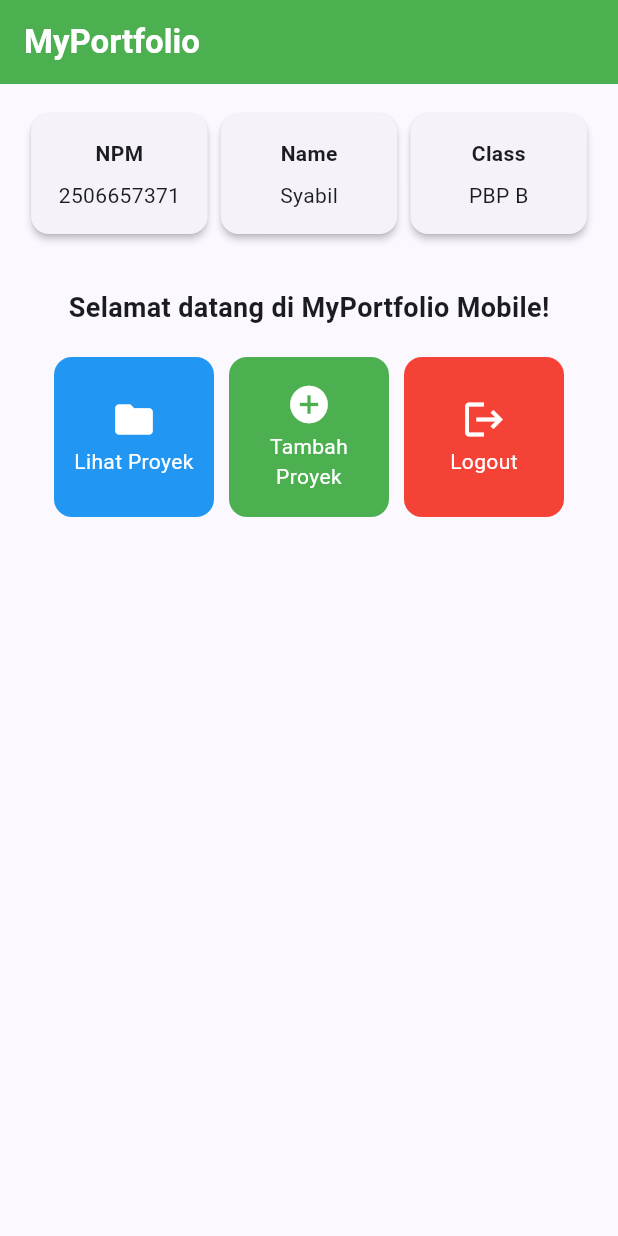
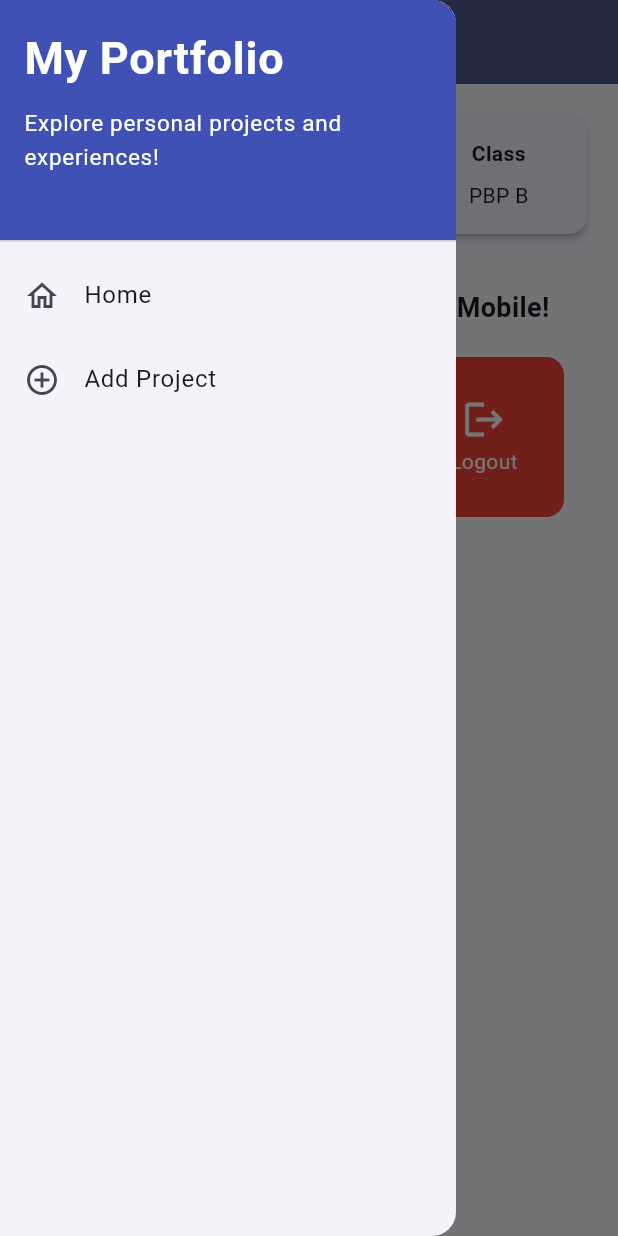
Before and after one commit to Syabilwafi/myportofolio-mobile, a Flutter app: the screen it shows after launch, with the side drawer open (before the commit the screen has no drawer), on a phone screen of 412 x 824 dp. Run offline on Flutter 3.47's test engine with Material 3 defaults, Android fonts, the phone set to English and light mode, and no system bars; our stand-ins replace material_ui.

Commit message:
chore: implement project form, add navigation and drawer components

```diff
--- a/lib/main.dart
+++ b/lib/main.dart
@@ -1,5 +1,5 @@
-import 'package:flutter/material.dart';
-import 'package:myportofolio_mobile/menu.dart';
+import 'package:material_ui/material_ui.dart';
+import 'package:myportofolio_mobile/screens/menu.dart';
 
 void main() {
   runApp(const MyApp());
--- a/lib/menu.dart
+++ b/lib/menu.dart
@@ -1,4 +1,5 @@
 import 'package:flutter/material.dart';
+import 'package:myportofolio_mobile/widgets/left_drawer.dart';
 
 class ItemHomepage {
   final String name;
@@ -32,8 +33,10 @@ class MyHomePage extends StatelessWidget {
               fontWeight: FontWeight.bold,
             ),
           ),
-        backgroundColor: Colors.green,
+          backgroundColor: Theme.of(context).colorScheme.primary,
+          iconTheme: const IconThemeData(color: Colors.white)
       ),
+      drawer: const LeftDrawer(),
       body: Padding(
         padding: const EdgeInsets.all(16.0),
         child: Column(
--- /dev/null
+++ b/lib/screens/menu.dart
@@ -0,0 +1,107 @@
+import 'package:material_ui/material_ui.dart';
+import 'package:myportofolio_mobile/widgets/left_drawer.dart';
+import 'package:myportofolio_mobile/widgets/project_card.dart';
+
+class MyHomePage extends StatelessWidget {
+  const MyHomePage({super.key});
+
+  final String npm = "2506657371";
+  final String nama = "Syabil";
+  final String kelas = "PBP B";
+
+  final List<ItemHomepage> items = const [
+    ItemHomepage("Lihat Proyek", Icons.folder, Colors.blue),
+    ItemHomepage("Tambah Proyek", Icons.add_circle, Colors.green),
+    ItemHomepage("Logout", Icons.logout, Colors.red),
+  ];
+
+  @override
+  Widget build(BuildContext context) {
+    return Scaffold(
+      appBar: AppBar(
+        title: const Text(
+          'MyPortfolio',
+          style: TextStyle(
+            color: Colors.white,
+            fontWeight: FontWeight.bold,
+          ),
+        ),
+        backgroundColor: Theme.of(context).colorScheme.primary,
+        iconTheme: const IconThemeData(color: Colors.white),
+      ),
+      drawer: const LeftDrawer(),
+      body: Padding(
+        padding: const EdgeInsets.all(16.0),
+        child: Column(
+          crossAxisAlignment: CrossAxisAlignment.center,
+          children: [
+            Row(
+              mainAxisAlignment: MainAxisAlignment.spaceEvenly,
+              children: [
+                InfoCard(title: 'NPM', content: npm),
+                InfoCard(title: 'Name', content: nama),
+                InfoCard(title: 'Class', content: kelas),
+              ],
+            ),
+            const SizedBox(height: 16.0),
+            Center(
+              child: Column(
+                children: [
+                  const Padding(
+                    padding: EdgeInsets.only(top: 16.0),
+                    child: Text(
+                      'Selamat datang di MyPortfolio Mobile!',
+                      style: TextStyle(
+                        fontWeight: FontWeight.bold,
+                        fontSize: 18.0,
+                      ),
+                    ),
+                  ),
+                  GridView.count(
+                    primary: true,
+                    padding: const EdgeInsets.all(20),
+                    crossAxisSpacing: 10,
+                    mainAxisSpacing: 10,
+                    crossAxisCount: 3,
+                    shrinkWrap: true,
+                    children: items.map((ItemHomepage item) {
+                      return ItemCard(item);
+                    }).toList(),
+                  ),
+                ],
+              ),
+            ),
+          ],
+        ),
+      ),
+    );
+  }
+}
+
+class InfoCard extends StatelessWidget {
+  final String title;
+  final String content;
+
+  const InfoCard({super.key, required this.title, required this.content});
+
+  @override
+  Widget build(BuildContext context) {
+    return Card(
+      elevation: 2.0,
+      child: Container(
+        width: MediaQuery.of(context).size.width / 3.5,
+        padding: const EdgeInsets.all(16.0),
+        child: Column(
+          children: [
+            Text(
+              title,
+              style: const TextStyle(fontWeight: FontWeight.bold),
+            ),
+            const SizedBox(height: 8.0),
+            Text(content),
+          ],
+        ),
+      ),
+    );
+  }
+}
--- /dev/null
+++ b/lib/widgets/left_drawer.dart
@@ -0,0 +1,69 @@
+import 'package:material_ui/material_ui.dart';
+import 'package:myportofolio_mobile/screens/menu.dart';
+import 'package:myportofolio_mobile/screens/project_form.dart';
+
+class LeftDrawer extends StatelessWidget {
+  const LeftDrawer({super.key});
+
+  @override
+  Widget build(BuildContext context) {
+    return Drawer(
+      child: ListView(
+        children: [
+          const DrawerHeader(
+            decoration: BoxDecoration(
+              color: Colors.indigo,
+            ),
+            child: Column(
+              crossAxisAlignment: CrossAxisAlignment.start,
+              children: [
+                Text(
+                  'My Portfolio',
+                  style: TextStyle(
+                    fontSize: 30,
+                    fontWeight: FontWeight.bold,
+                    color: Colors.white,
+                  ),
+                ),
+                SizedBox(height: 10),
+                Text(
+                  'Explore personal projects and experiences!',
+                  style: TextStyle(
+                    fontSize: 15,
+                    color: Colors.white,
+                  ),
+                ),
+              ],
+            ),
+          ),
+          ListTile(
+            leading: const Icon(Icons.home_outlined),
+            title: const Text('Home'),
+            // Navigasi ke halaman utama portofolio
+            onTap: () {
+              Navigator.pushReplacement(
+                context,
+                MaterialPageRoute(
+                  builder: (context) => const MyHomePage(),
+                ),
+              );
+            },
+          ),
+          ListTile(
+            leading: const Icon(Icons.add_circle_outline),
+            title: const Text('Add Project'),
+            // Navigasi ke halaman tambah proyek
+            onTap: () {
+              Navigator.pushReplacement(
+                context,
+                MaterialPageRoute(
+                  builder: (context) => const ProjectFormPage(),
+                ),
+              );
+            },
+          ),
+        ],
+      ),
+    );
+  }
+}
--- /dev/null
+++ b/lib/widgets/project_card.dart
@@ -0,0 +1,65 @@
+import 'package:material_ui/material_ui.dart';
+import 'package:myportofolio_mobile/screens/project_form.dart';
+
+class ItemHomepage {
+  final String name;
+  final IconData icon;
+  final Color color;
+
+  const ItemHomepage(this.name, this.icon, this.color);
+}
+
+class ItemCard extends StatelessWidget {
+  final ItemHomepage item;
+
+  const ItemCard(this.item, {super.key});
+
+  @override
+  Widget build(BuildContext context) {
+    return Material(
+      color: item.color,
+      borderRadius: BorderRadius.circular(12),
+      child: InkWell(
+        onTap: () {
+          // Memunculkan SnackBar ketika diklik
+          ScaffoldMessenger.of(context)
+            ..hideCurrentSnackBar()
+            ..showSnackBar(
+              SnackBar(content: Text("Kamu menekan tombol ${item.name}!")),
+            );
+
+          // Navigate ke halaman yang sesuai
+          if (item.name == "Tambah Proyek") {
+            Navigator.push(
+              context,
+              MaterialPageRoute(
+                builder: (context) => const ProjectFormPage(),
+              ),
+            );
+          }
+        },
+        child: Container(
+          padding: const EdgeInsets.all(8),
+          child: Center(
+            child: Column(
+              mainAxisAlignment: MainAxisAlignment.center,
+              children: [
+                Icon(
+                  item.icon,
+                  color: Colors.white,
+                  size: 30.0,
+                ),
+                const SizedBox(height: 3),
+                Text(
+                  item.name,
+                  textAlign: TextAlign.center,
+                  style: const TextStyle(color: Colors.white),
+                ),
+              ],
+            ),
+          ),
+        ),
+      ),
+    );
+  }
+}
```
Also changed, not shown: lib/screens/project_form.dart (added, +224 -0 lines). Lines whose indentation alone changed are shown as unchanged.
